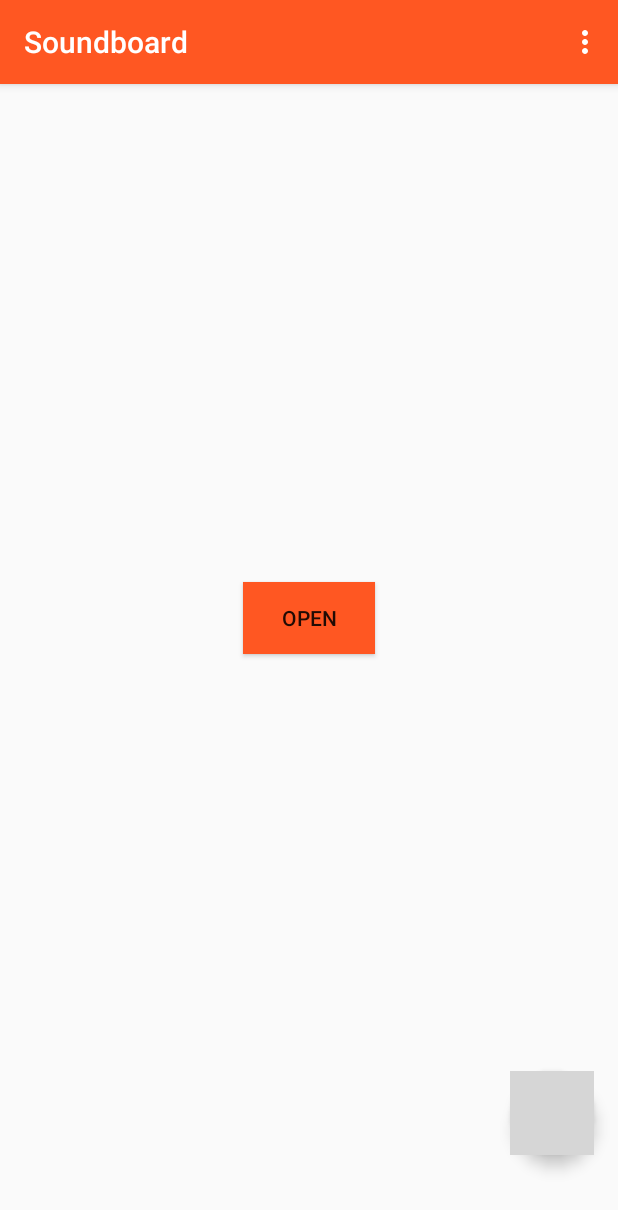
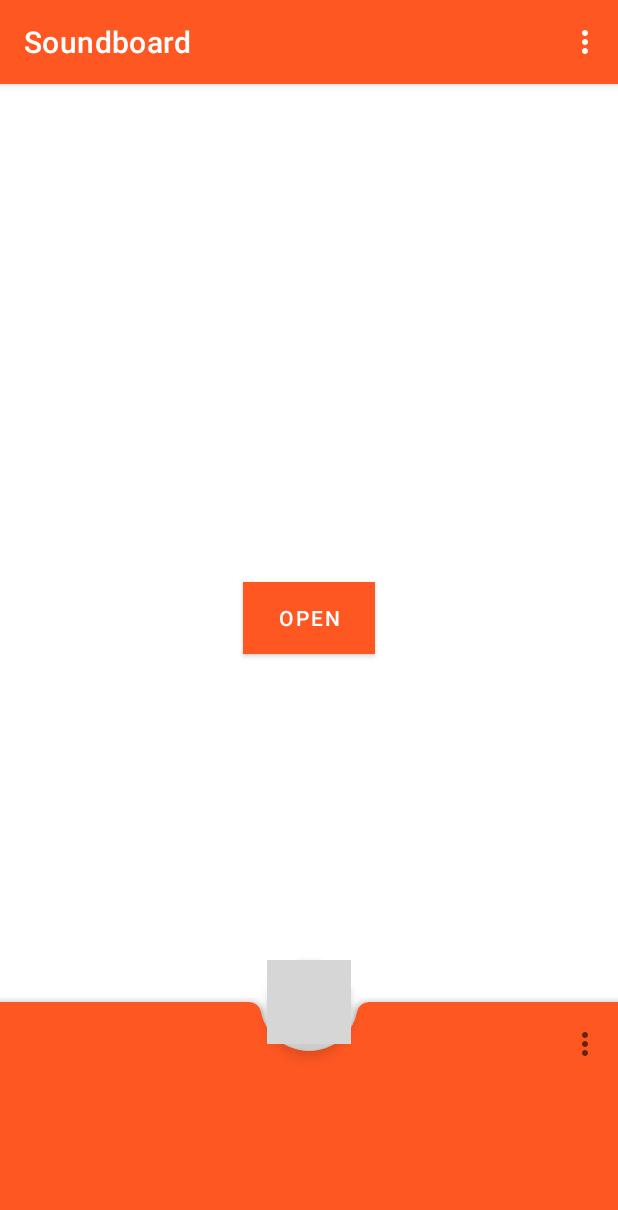
Before and after one commit to leche-hombre/soundboard, an Android app: the screen it shows after launch (MainActivity), on a phone screen of 412 x 824 dp. Shown: the top 1210 px of the screen. Run offline under Robolectric (Android 15) with nearby library versions, the phone set to English and light mode, and no system bars; grey boxes are pictures that could not be loaded.

Commit message:
Convert theme to material design theme

```diff
--- a/app/build.gradle
+++ b/app/build.gradle
@@ -9,7 +9,7 @@ android {
     buildToolsVersion "29.0.0"
     defaultConfig {
         applicationId "com.example.soundboard"
-        minSdkVersion 19
+        minSdkVersion 21
         targetSdkVersion 29
         versionCode 1
         versionName "1.0"
--- a/app/src/main/res/layout/activity_main.xml
+++ b/app/src/main/res/layout/activity_main.xml
@@ -18,7 +18,8 @@
                 android:layout_width="match_parent"
                 android:layout_height="?attr/actionBarSize"
                 android:background="@color/colorPrimary"
-                app:popupTheme="@style/AppTheme.PopupOverlay" />
+                app:popupTheme="@style/AppTheme.PopupOverlay"
+                app:menu="@menu/menu_main"/>
 
     </com.google.android.material.appbar.AppBarLayout>
 
@@ -34,17 +35,28 @@
             app:layout_constraintStart_toStartOf="parent"
             app:layout_constraintTop_toTopOf="parent" />
 
-    <com.google.android.material.floatingactionbutton.FloatingActionButton
-            android:layout_width="56dp"
-            android:layout_height="56dp"
-            android:layout_marginStart="339dp"
-            android:layout_marginTop="659dp"
-            android:layout_marginEnd="16dp"
-            android:src="@drawable/ic_add_black_18dp"
-            app:backgroundTint="@color/colorPrimary"
-            app:layout_constraintBottom_toBottomOf="parent"
-            app:layout_constraintEnd_toEndOf="parent"
-            app:layout_constraintStart_toStartOf="parent"
-            app:layout_constraintTop_toTopOf="parent" />
+    <androidx.coordinatorlayout.widget.CoordinatorLayout
+            android:layout_width="match_parent"
+            android:layout_height="match_parent">
+
+        <com.google.android.material.floatingactionbutton.FloatingActionButton
+                android:layout_width="56dp"
+                android:layout_height="56dp"
+                android:src="@drawable/ic_add_black_18dp"
+                app:layout_anchor="@id/bottom_app_bar"
+                android:backgroundTint="@color/colorAccent" />
+
+
+        <com.google.android.material.bottomappbar.BottomAppBar
+                android:id="@+id/bottom_app_bar"
+                android:layout_width="match_parent"
+                android:layout_height="match_parent"
+                android:layout_marginTop="668dp"
+                android:backgroundTint="@color/colorPrimary"
+                android:layout_gravity="bottom"
+                app:menu="@menu/menu_main"
+                style="@style/AppTheme"/>
+
+    </androidx.coordinatorlayout.widget.CoordinatorLayout>
 
 </androidx.constraintlayout.widget.ConstraintLayout>
--- a/app/src/main/res/values/styles.xml
+++ b/app/src/main/res/values/styles.xml
@@ -1,7 +1,7 @@
 <resources>
 
     <!-- Base application theme. -->
-    <style name="AppTheme" parent="Theme.AppCompat.Light.DarkActionBar">
+    <style name="AppTheme" parent="Theme.MaterialComponents.Light.DarkActionBar">
         <!-- Customize your theme here. -->
         <item name="colorPrimary">@color/colorPrimary</item>
         <item name="colorPrimaryDark">@color/colorPrimaryDark</item>
--- a/build.gradle
+++ b/build.gradle
@@ -8,7 +8,7 @@ buildscript {
 
     }
     dependencies {
-        classpath 'com.android.tools.build:gradle:3.4.2'
+        classpath 'com.android.tools.build:gradle:3.6.1'
         classpath "org.jetbrains.kotlin:kotlin-gradle-plugin:$kotlin_version"
         // NOTE: Do not place your application dependencies here; they belong
         // in the individual module build.gradle files
```
Also changed, not shown: gradle/wrapper/gradle-wrapper.properties.
